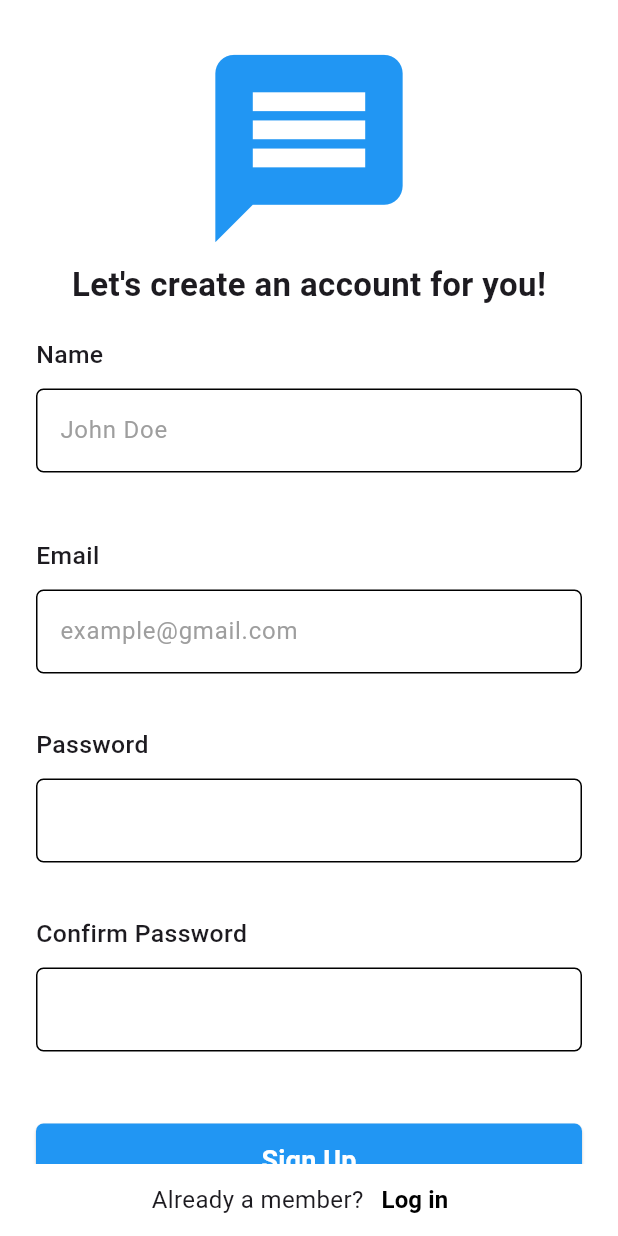
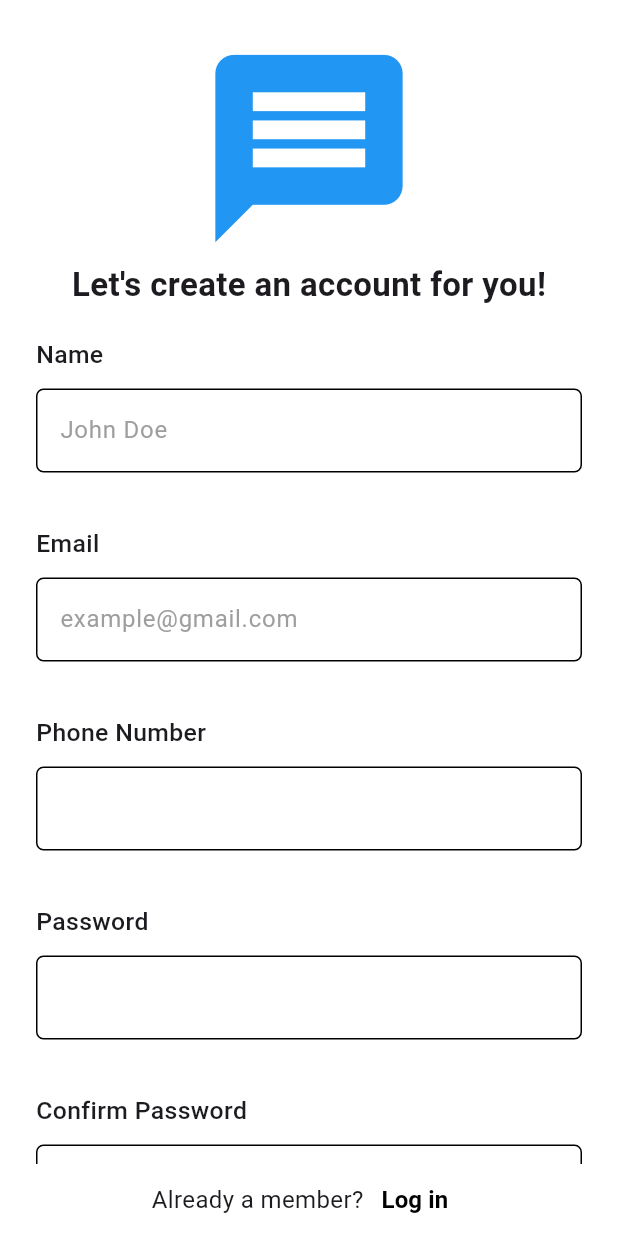
Before and after one commit to DanielLeke/Parrot-Chat-app, a Flutter app: the screen it shows after launch, on a phone screen of 412 x 824 dp. Run offline on Flutter 3.47's test engine with Material 3 defaults, Android fonts, the phone set to English and light mode, and no system bars; our stand-ins replace cloud_firestore, firebase_auth, firebase_core; accounts and stored records are empty; Roboto replaces fonts that are missing (DM Sans).

Commit message:
Added a phone number field to the signup page

```diff
--- a/lib/pages/signup.dart
+++ b/lib/pages/signup.dart
@@ -30,8 +30,13 @@ class Signup extends StatelessWidget {
                 ),
                 Padding(
                   padding:
-                      EdgeInsets.only(top: 20, left: 24, right: 24, bottom: 24),
+                      EdgeInsets.only(top: 12, left: 24, right: 24, bottom: 24),
                   child: EmailField(),
+                ),
+                Padding(
+                  padding:
+                      EdgeInsets.only(top: 12, left: 24, right: 24, bottom: 24),
+                  child: Number(),
                 ),
                 Padding(
                   padding:
@@ -99,6 +104,44 @@ class Name extends StatelessWidget {
             hintText: 'John Doe',
             hintStyle:
                 const TextStyle(fontFamily: "DM Sans", color: Colors.grey),
+            enabledBorder: OutlineInputBorder(
+                borderSide: const BorderSide(
+                    color: Colors.black, style: BorderStyle.solid),
+                borderRadius: BorderRadius.circular(5.0)),
+            focusedBorder: OutlineInputBorder(
+                borderSide: const BorderSide(
+                    color: Colors.blue, style: BorderStyle.solid),
+                borderRadius: BorderRadius.circular(5.0)),
+          ),
+        ),
+      ],
+    );
+  }
+}
+
+class Number extends StatelessWidget {
+  const Number({super.key});
+
+  @override
+  Widget build(BuildContext context) {
+    return Column(
+      crossAxisAlignment: CrossAxisAlignment.start,
+      children: [
+        const Text(
+          "Phone Number",
+          style: TextStyle(
+              fontWeight: FontWeight.w500,
+              fontSize: 16.5,
+              fontFamily: 'DM Sans'),
+        ),
+        const SizedBox(
+          height: 10,
+        ),
+        TextField(
+          controller: nameController,
+          cursorColor: Colors.black,
+          obscureText: true,
+          decoration: InputDecoration(
             enabledBorder: OutlineInputBorder(
                 borderSide: const BorderSide(
                     color: Colors.black, style: BorderStyle.solid),
```
